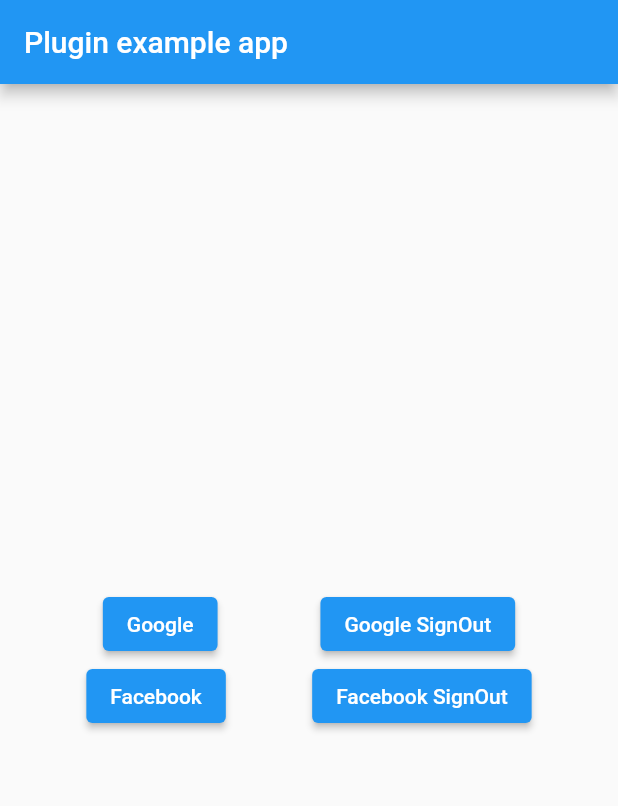
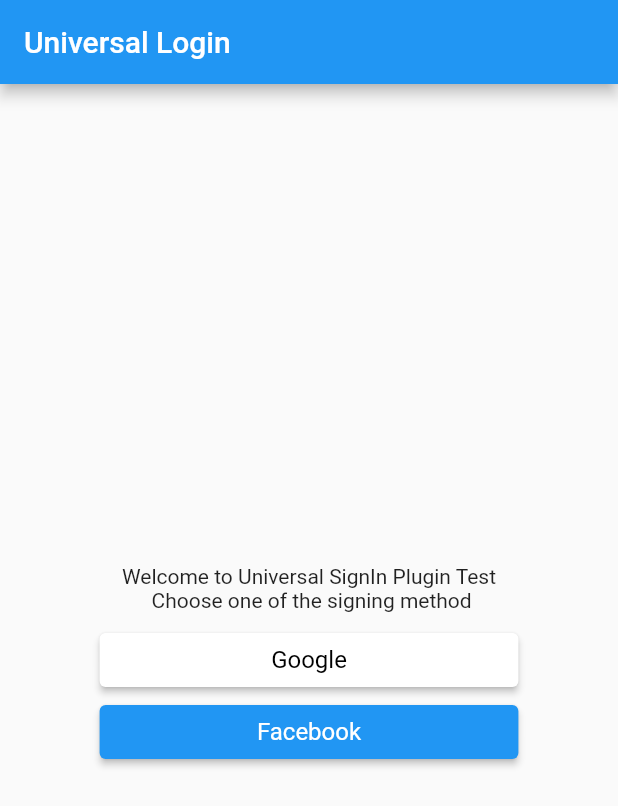
Before and after one commit to abhimortal6/universal_login, a Flutter app: the screen it shows after launch, after a tap on "Google", on a phone screen of 412 x 824 dp. Shown: the top 806 px of the screen. Run offline on Flutter 3.47's test engine with Material 2 defaults, Android fonts, the phone set to English and light mode, and no system bars; our stand-ins replace connectivity, firebase_auth, firebase_core, google_sign_in, sign_in_with_apple; missing offline and left inert: flutter_facebook_auth; accounts and stored records are empty.

Commit message:
+user info page, navigation helper,Error widget,Info tile widget

```diff
--- a/example/lib/home_page.dart
+++ /dev/null
@@ -1,66 +0,0 @@
-import 'package:flutter/material.dart';
-import 'package:universal_login/universal_login.dart';
-
-class HomePage extends StatefulWidget {
-  @override
-  _MyAppState createState() => _MyAppState();
-}
-
-class _MyAppState extends State<HomePage> {
-  @override
-  void initState() {
-    super.initState();
-  }
-
-  @override
-  Widget build(BuildContext context) {
-    return Scaffold(
-      appBar: AppBar(
-        title: const Text('Plugin example app'),
-      ),
-      body: Container(
-        height: double.infinity,
-        width: double.infinity,
-        child: Column(
-          mainAxisAlignment: MainAxisAlignment.center,
-          children: [
-            Row(
-              mainAxisAlignment: MainAxisAlignment.spaceEvenly,
-              children: [
-                ElevatedButton(
-                  child: Text("Google"),
-                  onPressed: () async {
-                    await UniversalLogin.loginGoogle();
-                  },
-                ),
-                ElevatedButton(
-                  child: Text("Google SignOut"),
-                  onPressed: () async {
-                    await UniversalLogin.logoutGoogle();
-                  },
-                ),
-              ],
-            ),
-            Row(
-              mainAxisAlignment: MainAxisAlignment.spaceEvenly,
-              children: [
-                ElevatedButton(
-                  child: Text("Facebook"),
-                  onPressed: () async {
-                    await UniversalLogin.loginFacebook();
-                  },
-                ),
-                ElevatedButton(
-                  child: Text("Facebook SignOut"),
-                  onPressed: () async {
-                    await UniversalLogin.logoutFacebook();
-                  },
-                ),
-              ],
-            ),
-          ],
-        ),
-      ),
-    );
-  }
-}
--- a/example/lib/main.dart
+++ b/example/lib/main.dart
@@ -1,9 +1,11 @@
 import 'package:flutter/material.dart';
 import 'package:flutter/services.dart';
 import 'package:universal_login/universal_login.dart';
-import 'package:universal_login_example/home_page.dart';
+import 'package:universal_login_example/utils/navigation_helper.dart';
+import 'package:universal_login_example/views/home_page_view.dart';
 
 void main() async {
+  //Using native SDKs so making sure their bindings are initialised
   WidgetsFlutterBinding.ensureInitialized();
 
   await SystemChrome.setPreferredOrientations([DeviceOrientation.portraitUp, DeviceOrientation.portraitDown]);
@@ -13,7 +15,8 @@ void main() async {
     title: "Universal Login Test",
     debugShowCheckedModeBanner: false,
     routes: {
-      '/': (context) => HomePage(),
+      '/': (context) =>
+          UniversalLogin.isSignedIn() ? NavigationHelper.getUserInfoViewWithProvider() : NavigationHelper.getHomeViewWithProvider(),
     },
   ));
 }
--- /dev/null
+++ b/example/lib/service/network_check.dart
@@ -0,0 +1,47 @@
+import 'dart:async';
+
+import 'package:connectivity/connectivity.dart';
+import 'package:flutter/material.dart';
+import 'package:universal_login_example/widgets/edge_alert.dart';
+
+class NetworkCheck {
+  static Future<bool> check() async {
+    var connectivityResult = await (Connectivity().checkConnectivity());
+    if (connectivityResult == ConnectivityResult.mobile) {
+      return true;
+    } else if (connectivityResult == ConnectivityResult.wifi) {
+      return true;
+    }
+
+    return false;
+  }
+
+  static Future<bool> isOnline(BuildContext context, bool showError) async {
+    var connectivityResult = await (Connectivity().checkConnectivity());
+    if (connectivityResult == ConnectivityResult.mobile) {
+      return true;
+    } else if (connectivityResult == ConnectivityResult.wifi) {
+      return true;
+    }
+    debugPrint("No Internet");
+    if (showError)
+      EdgeAlert.show(context,
+          title: 'Connectivity Error',
+          description: "Please check your internet connection",
+          gravity: EdgeAlert.TOP,
+          icon: Icons.portable_wifi_off_rounded,
+          duration: 4,
+          backgroundColor: Colors.grey);
+    return false;
+  }
+
+  dynamic checkInternet(Function func) {
+    check().then((internet) {
+      if (internet != null && internet) {
+        func(true);
+      } else {
+        func(false);
+      }
+    });
+  }
+}
--- /dev/null
+++ b/example/lib/utils/navigation_helper.dart
@@ -0,0 +1,49 @@
+import 'package:flutter/cupertino.dart';
+import 'package:flutter/material.dart';
+import 'package:provider/provider.dart';
+import 'package:universal_login_example/view_models/home_page_view_model.dart';
+import 'package:universal_login_example/view_models/user_info_view_model.dart';
+import 'package:universal_login_example/views/home_page_view.dart';
+import 'package:universal_login_example/views/user_info_view.dart';
+
+class NavigationHelper {
+  static getHomeViewWithProvider() {
+    return MultiProvider(
+      providers: [
+        ChangeNotifierProvider(
+          create: (_) => HomePageViewModel(),
+        )
+      ],
+      child: HomePageView(),
+    );
+  }
+
+  static getUserInfoViewWithProvider() {
+    return MultiProvider(
+      providers: [
+        ChangeNotifierProvider(
+          create: (_) => UserInfoViewModel(),
+        )
+      ],
+      child: UserInfoView(),
+    );
+  }
+
+  static gotoUserInfoView(BuildContext context) {
+    Navigator.push(
+        context,
+        MaterialPageRoute(
+            builder: (context) => MultiProvider(
+                  providers: [
+                    ChangeNotifierProvider(
+                      create: (_) => UserInfoViewModel(),
+                    )
+                  ],
+                  child: UserInfoView(),
+                )));
+  }
+
+  static clearStackAndGotoHomePage(BuildContext context) {
+    Navigator.pushNamedAndRemoveUntil(context, "/", (route) => false);
+  }
+}
--- /dev/null
+++ b/example/lib/view_models/home_page_view_model.dart
@@ -0,0 +1,79 @@
+import 'package:flutter/material.dart';
+import 'package:universal_login/universal_login.dart';
+import 'package:universal_login_example/service/network_check.dart';
+import 'package:universal_login_example/utils/navigation_helper.dart';
+import 'package:universal_login_example/widgets/edge_alert.dart';
+
+class HomePageViewModel with ChangeNotifier {
+  bool isAppleSignInAvailable = false;
+
+  checkIfAlreadyLoggedIn(BuildContext context) async {
+    if (UniversalLogin.isSignedIn()) NavigationHelper.gotoUserInfoView(context);
+  }
+
+  loginWithGoogle(BuildContext context) async {
+    if (await NetworkCheck.isOnline(context, true)) {
+      var user;
+
+      try {
+        user = await UniversalLogin.loginGoogle();
+      } catch (e) {
+        EdgeAlert.show(context,
+            title: 'Oops',
+            description: "Error Occurred please try again",
+            gravity: EdgeAlert.TOP,
+            icon: Icons.info_rounded,
+            duration: 4,
+            backgroundColor: Colors.red);
+      }
+      print(user);
+      if (user != null) {
+        NavigationHelper.gotoUserInfoView(context);
+      }
+    }
+  }
+
+  loginWithFacebook(BuildContext context) async {
+    if (await NetworkCheck.isOnline(context, true)) {
+      var user;
+
+      try {
+        user = await UniversalLogin.loginFacebook();
+      } catch (e) {
+        EdgeAlert.show(context,
+            title: 'Oops',
+            description: "Error Occurred please try again",
+            gravity: EdgeAlert.TOP,
+            icon: Icons.info_rounded,
+            duration: 4,
+            backgroundColor: Colors.red);
+      }
+
+      if (user != null) {
+        NavigationHelper.gotoUserInfoView(context);
+      }
+    }
+  }
+
+  loginWithApple(BuildContext context) async {
+    if (await NetworkCheck.isOnline(context, true)) {
+      var user;
+
+      try {
+        user = await UniversalLogin.loginApple();
+      } catch (e) {
+        EdgeAlert.show(context,
+            title: 'Oops',
+            description: "Error Occurred please try again",
+            gravity: EdgeAlert.TOP,
+            icon: Icons.info_rounded,
+            duration: 4,
+            backgroundColor: Colors.red);
+      }
+
+      if (user != null) {
+        NavigationHelper.gotoUserInfoView(context);
+      }
+    }
+  }
+}
--- /dev/null
+++ b/example/lib/views/home_page_view.dart
@@ -0,0 +1,65 @@
+import 'dart:io';
+
+import 'package:flutter/material.dart';
+import 'package:provider/provider.dart';
+import 'package:universal_login/universal_login.dart';
+import 'package:universal_login_example/utils/navigation_helper.dart';
+import 'package:universal_login_example/view_models/home_page_view_model.dart';
+import 'package:universal_login_example/widgets/common_sign_in_button.dart';
+
+class HomePageView extends StatefulWidget {
+  @override
+  _MyAppState createState() => _MyAppState();
+}
+
+class _MyAppState extends State<HomePageView> {
+  HomePageViewModel? _homeViewModel;
+
+  @override
+  Widget build(BuildContext context) {
+    if (_homeViewModel == null) {
+      _homeViewModel = Provider.of<HomePageViewModel>(context);
+    }
+    Size _size = MediaQuery.of(context).size;
+    return Scaffold(
+      appBar: AppBar(
+        title: const Text('Universal Login'),
+      ),
+      body: Container(
+        height: double.infinity,
+        width: double.infinity,
+        child: Column(
+          mainAxisAlignment: MainAxisAlignment.center,
+          children: [
+            Padding(
+              padding: const EdgeInsets.all(8.0),
+              child: Text(
+                "Welcome to Universal SignIn Plugin Test\n Choose one of the signing method",
+                textAlign: TextAlign.center,
+              ),
+            ),
+            CommonSignInButton(
+              width: _size.width * 0.6,
+              buttonColor: Colors.white,
+              title: "Google",
+              textColor: Colors.black,
+              onPressed: () => _homeViewModel!.loginWithGoogle(context),
+            ),
+            CommonSignInButton(
+              width: _size.width * 0.6,
+              title: "Facebook",
+              onPressed: () => _homeViewModel!.loginWithFacebook(context),
+            ),
+            if (Platform.isIOS)
+              CommonSignInButton(
+                width: _size.width * 0.6,
+                title: "Apple",
+                buttonColor: Colors.black,
+                onPressed: () => _homeViewModel!.loginWithApple(context),
+              ),
+          ],
+        ),
+      ),
+    );
+  }
+}
--- /dev/null
+++ b/example/lib/widgets/common_sign_in_button.dart
@@ -0,0 +1,39 @@
+import 'package:flutter/material.dart';
+
+class CommonSignInButton extends StatelessWidget {
+  final VoidCallback? onPressed;
+  final double? width;
+  final String title;
+  final Color buttonColor;
+  final Color textColor;
+
+  CommonSignInButton({this.title: "", this.onPressed, this.width, this.buttonColor: Colors.blue, this.textColor: Colors.white});
+
+  @override
+  Widget build(BuildContext context) {
+    return ElevatedButton(
+      style: ButtonStyle(
+        backgroundColor: MaterialStateProperty.resolveWith<Color>(
+          (Set<MaterialState> states) {
+            if (states.contains(MaterialState.pressed)) return Colors.grey;
+            return buttonColor; // Use the component's default.
+          },
+        ),
+      ),
+      child: Container(
+        width: width,
+        child: Row(
+          mainAxisAlignment: MainAxisAlignment.center,
+          children: [
+            //Icon here
+            Text(
+              title,
+              style: TextStyle(color: textColor, fontSize: 16, fontWeight: FontWeight.w400),
+            ),
+          ],
+        ),
+      ),
+      onPressed: onPressed,
+    );
+  }
+}
--- a/example/pubspec.yaml
+++ b/example/pubspec.yaml
@@ -23,6 +23,9 @@ dependencies:
   # The following adds the Cupertino Icons font to your application.
   # Use with the CupertinoIcons class for iOS style icons.
   cupertino_icons: ^1.0.2
+  provider: ^5.0.0
+  connectivity: ^3.0.6
+
 
 dev_dependencies:
   flutter_test:
```
Also changed, not shown: example/lib/view_models/user_info_view_model.dart (added, +17 -0 lines), example/lib/views/user_info_view.dart (added, +59 -0 lines), example/lib/widgets/edge_alert.dart (added, +239 -0 lines), example/lib/widgets/info_tile.dart (added, +22 -0 lines), lib/universal_login.dart (+50 -7 lines), example/pubspec.lock, lib/utils/constants.dart (renamed from lib/constants.dart), 1 other file.
